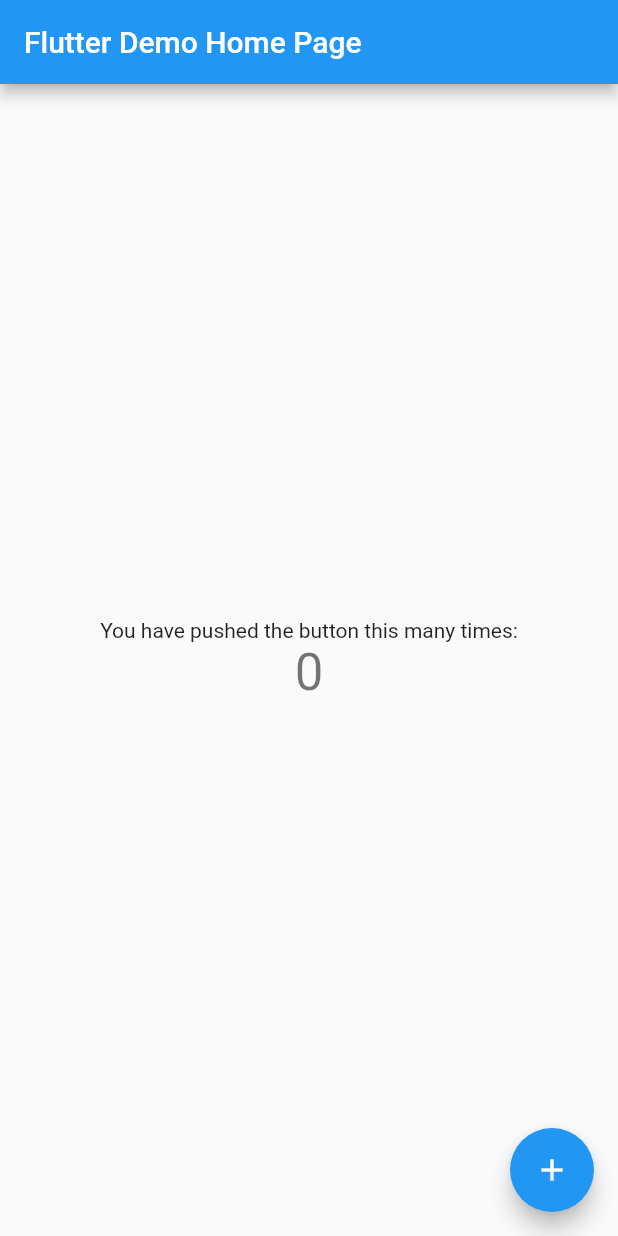
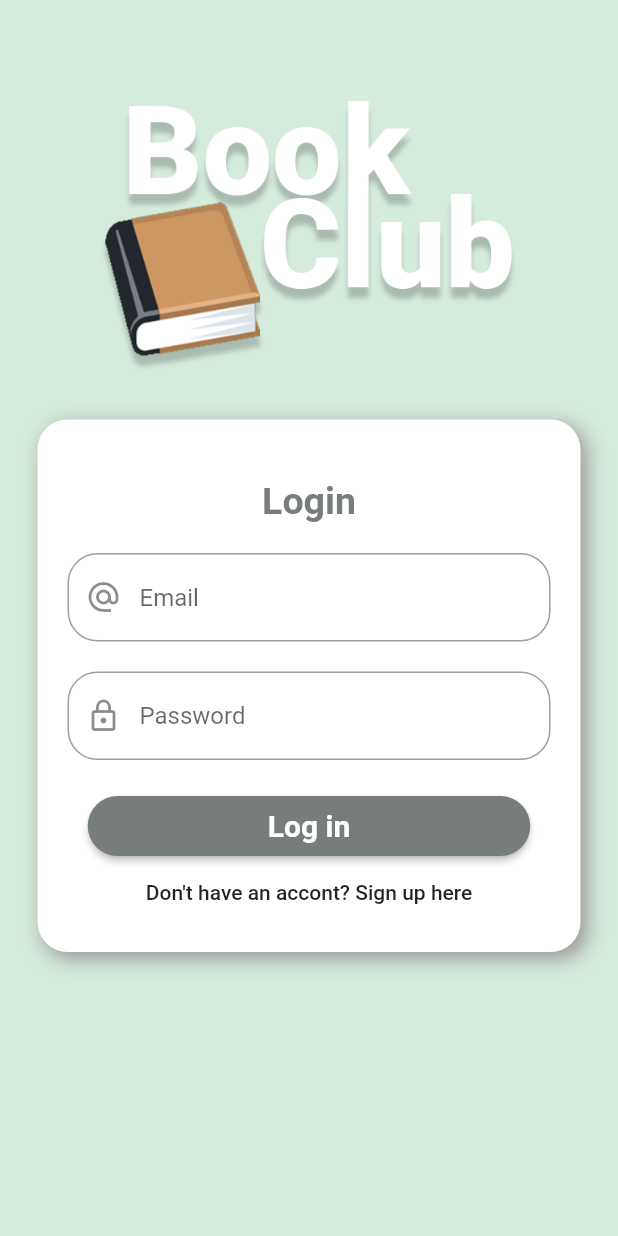
Before and after one commit to prapatn/bookclub, a Flutter app: the screen it shows after launch, on a phone screen of 412 x 824 dp. Run offline on Flutter 3.47's test engine with Material 2 defaults, Android fonts, the phone set to English and light mode, and no system bars; our stand-ins replace firebase_auth, firebase_core; accounts and stored records are empty.

Commit message:
login and register finish

```diff
--- a/bookclub_application/lib/main.dart
+++ b/bookclub_application/lib/main.dart
@@ -1,6 +1,13 @@
+import 'package:bookclub_application/pages/login/login.dart';
+import 'package:bookclub_application/states/currentUser.dart';
+import 'package:bookclub_application/utils/ourTheme.dart';
 import 'package:flutter/material.dart';
+import 'package:firebase_core/firebase_core.dart';
+import 'package:provider/provider.dart';
 
-void main() {
+void main() async {
+  WidgetsFlutterBinding.ensureInitialized();
+  await Firebase.initializeApp();
   runApp(const MyApp());
 }
 
@@ -10,106 +17,14 @@
   // This widget is the root of your application.
   @override
   Widget build(BuildContext context) {
-    return MaterialApp(
-      title: 'Flutter Demo',
-      theme: ThemeData(
-        // This is the theme of your application.
-        //
-        // Try running your application with "flutter run". You'll see the
-        // application has a blue toolbar. Then, without quitting the app, try
-        // changing the primarySwatch below to Colors.green and then invoke
-        // "hot reload" (press "r" in the console where you ran "flutter run",
-        // or simply save your changes to "hot reload" in a Flutter IDE).
-        // Notice that the counter didn't reset back to zero; the application
-        // is not restarted.
-        primarySwatch: Colors.blue,
+    return ChangeNotifierProvider(
+      create: (context)=> CurrentUser(),
+      child: MaterialApp(
+        title: 'Book Club',
+        debugShowCheckedModeBanner: false,
+        theme: OurTheme().buildTheme(),
+        home: OurLogin(),
       ),
-      home: const MyHomePage(title: 'Flutter Demo Home Page'),
     );
   }
 }
-
-class MyHomePage extends StatefulWidget {
-  const MyHomePage({Key? key, required this.title}) : super(key: key);
-
-  // This widget is the home page of your application. It is stateful, meaning
-  // that it has a State object (defined below) that contains fields that affect
-  // how it looks.
-
-  // This class is the configuration for the state. It holds the values (in this
-  // case the title) provided by the parent (in this case the App widget) and
-  // used by the build method of the State. Fields in a Widget subclass are
-  // always marked "final".
-
-  final String title;
-
-  @override
-  State<MyHomePage> createState() => _MyHomePageState();
-}
-
-class _MyHomePageState extends State<MyHomePage> {
-  int _counter = 0;
-
-  void _incrementCounter() {
-    setState(() {
-      // This call to setState tells the Flutter framework that something has
-      // changed in this State, which causes it to rerun the build method below
-      // so that the display can reflect the updated values. If we changed
-      // _counter without calling setState(), then the build method would not be
-      // called again, and so nothing would appear to happen.
-      _counter++;
-    });
-  }
-
-  @override
-  Widget build(BuildContext context) {
-    // This method is rerun every time setState is called, for instance as done
-    // by the _incrementCounter method above.
-    //
-    // The Flutter framework has been optimized to make rerunning build methods
-    // fast, so that you can just rebuild anything that needs updating rather
-    // than having to individually change instances of widgets.
-    return Scaffold(
-      appBar: AppBar(
-        // Here we take the value from the MyHomePage object that was created by
-        // the App.build method, and use it to set our appbar title.
-        title: Text(widget.title),
-      ),
-      body: Center(
-        // Center is a layout widget. It takes a single child and positions it
-        // in the middle of the parent.
-        child: Column(
-          // Column is also a layout widget. It takes a list of children and
-          // arranges them vertically. By default, it sizes itself to fit its
-          // children horizontally, and tries to be as tall as its parent.
-          //
-          // Invoke "debug painting" (press "p" in the console, choose the
-          // "Toggle Debug Paint" action from the Flutter Inspector in Android
-          // Studio, or the "Toggle Debug Paint" command in Visual Studio Code)
-          // to see the wireframe for each widget.
-          //
-          // Column has various properties to control how it sizes itself and
-          // how it positions its children. Here we use mainAxisAlignment to
-          // center the children vertically; the main axis here is the vertical
-          // axis because Columns are vertical (the cross axis would be
-          // horizontal).
-          mainAxisAlignment: MainAxisAlignment.center,
-          children: <Widget>[
-            const Text(
-              'You have pushed the button this many times:',
-            ),
-            Text(
-              '$_counter',
-              style: Theme.of(context).textTheme.headline4,
-            ),
-          ],
-        ),
-      ),
-      floatingActionButton: FloatingActionButton(
-        onPressed: _incrementCounter,
-        tooltip: 'Increment',
-        child: const Icon(Icons.add),
-      ), // This trailing comma makes auto-formatting nicer for build methods.
-    );
-  }
-}
--- /dev/null
+++ b/bookclub_application/lib/pages/login/localwidgets/loginForm.dart
@@ -0,0 +1,107 @@
+// ignore_for_file: file_names
+
+import 'package:bookclub_application/pages/home/home.dart';
+import 'package:bookclub_application/pages/signup/signup.dart';
+import 'package:bookclub_application/states/currentUser.dart';
+import 'package:bookclub_application/widgets/ourContainer.dart';
+import 'package:flutter/material.dart';
+import 'package:provider/provider.dart';
+
+class OurLoginForm extends StatefulWidget {
+  OurLoginForm({Key? key}) : super(key: key);
+
+  @override
+  _OurLoginFormState createState() => _OurLoginFormState();
+}
+
+class _OurLoginFormState extends State<OurLoginForm> {
+  TextEditingController _emailController = TextEditingController();
+  TextEditingController _passwordController = TextEditingController();
+
+  @override
+  Widget build(BuildContext context) {
+    return OurContainer(
+      child: Column(
+        children: <Widget>[
+          Padding(
+            padding: EdgeInsets.symmetric(vertical: 20.0, horizontal: 8.0),
+            child: Text(
+              "Login",
+              style: TextStyle(
+                  color: Theme.of(context).secondaryHeaderColor,
+                  fontSize: 25.0,
+                  fontWeight: FontWeight.bold),
+            ),
+          ),
+          TextFormField(
+              controller: _emailController,
+              decoration: const InputDecoration(
+                prefixIcon: Icon(Icons.alternate_email),
+                hintText: "Email",
+              )),
+          const SizedBox(
+            height: 20.0,
+          ),
+          TextFormField(
+              controller: _passwordController,
+              decoration: const InputDecoration(
+                prefixIcon: Icon(Icons.lock_outline),
+                hintText: "Password",
+              ),
+              obscureText: true),
+          const SizedBox(
+            height: 20.0,
+          ),
+          RaisedButton(
+              child: const Padding(
+                padding: EdgeInsets.symmetric(horizontal: 100),
+                child: Text(
+                  "Log in",
+                  style: TextStyle(
+                      color: Colors.white,
+                      fontWeight: FontWeight.bold,
+                      fontSize: 20.0),
+                ),
+              ),
+              onPressed: () {
+                _loginUser(
+                    _emailController.text, _passwordController.text, context);
+              }),
+          FlatButton(
+            onPressed: () {
+              Navigator.of(context)
+                  .push(MaterialPageRoute(builder: (context) => OurSignUp()));
+            },
+            child: Text("Don't have an accont? Sign up here"),
+            materialTapTargetSize: MaterialTapTargetSize.shrinkWrap,
+          )
+        ],
+      ),
+    );
+  }
+}
+
+void _loginUser(String email, String password, BuildContext context) async {
+  CurrentUser _currentUser = Provider.of<CurrentUser>(context, listen: false);
+  try {
+    if (await _currentUser.loginUser(email, password)) {
+      Navigator.of(context)
+          .push(MaterialPageRoute(builder: (context) => HomePage()));
+    }else{
+      Scaffold.of(context).showSnackBar(const SnackBar(
+        content: Text("Incorect Login info"),
+        duration: Duration(seconds: 3),
+      ));
+    }
+  } catch (e) {
+    print(e);
+  }
+}
+// class OurLoginForm extends StatelessWidget {
+//   OurLoginForm({Key? key}) : super(key: key);
+
+//   @override
+//   Widget build(BuildContext context) {
+
+//   }
+// }
--- /dev/null
+++ b/bookclub_application/lib/pages/login/login.dart
@@ -0,0 +1,33 @@
+import 'package:bookclub_application/pages/login/localwidgets/loginForm.dart';
+import 'package:flutter/material.dart';
+
+class OurLogin extends StatelessWidget {
+  const OurLogin({Key? key}) : super(key: key);
+
+  @override
+  Widget build(BuildContext context) {
+    return Scaffold(
+      body: Row(
+        mainAxisAlignment: MainAxisAlignment.center,
+        children: <Widget>[
+          Expanded(
+              child: Padding(
+            padding: EdgeInsets.all(15),
+            child: ListView(
+              padding: EdgeInsets.all(10),
+              children: <Widget>[
+                Padding(
+                  padding: EdgeInsets.all(20),
+                  child: Image.asset("assets/logo.png"),
+                ),
+                //SizedBox(height: 5.0,),
+
+                OurLoginForm(),
+              ],
+            ),
+          ))
+        ],
+      ),
+    );
+  }
+}
--- /dev/null
+++ b/bookclub_application/lib/states/currentUser.dart
@@ -0,0 +1,52 @@
+// ignore_for_file: file_names
+
+import 'package:firebase_auth/firebase_auth.dart';
+import 'package:flutter/foundation.dart';
+
+class CurrentUser extends ChangeNotifier {
+  String? _uid;
+  String? _email;
+
+  String? get getUid => _uid;
+  String? get getEmail => _email;
+
+  final FirebaseAuth _auth = FirebaseAuth.instance;
+
+  Future<bool> signUpUser(String email, String password) async {
+    bool retVal = false;
+
+    try {
+      UserCredential _authResult = await _auth.createUserWithEmailAndPassword(
+          email: email, password: password);
+
+      if (_authResult.user != null) {
+        retVal = true;
+      }
+    } catch (e) {
+      print(e);
+    }
+
+
+    return retVal;
+  }
+
+  Future<bool> loginUser(String email, String password) async {
+    bool retVal = false;
+
+    try {
+      UserCredential _authResult = await _auth.signInWithEmailAndPassword(
+          email: email, password: password);
+
+      if (_authResult.user != null) {
+        _uid = _authResult.user!.uid;
+        _email = _authResult.user!.email;
+
+        retVal = true;
+      }
+    } catch (e) {
+      print(e);
+    }
+
+    return retVal;
+  }
+}
--- /dev/null
+++ b/bookclub_application/lib/utils/ourTheme.dart
@@ -0,0 +1,33 @@
+// ignore_for_file: file_names
+
+import 'package:flutter/material.dart';
+
+class OurTheme {
+  final Color _lightGreen = const Color.fromARGB(255, 213, 235, 220);
+  final Color _lightGrey = const Color.fromARGB(255, 164, 164, 164);
+  final Color _darkGrey = const Color.fromARGB(255, 119, 124, 125);
+  ThemeData buildTheme() {
+    return ThemeData(
+        canvasColor: _lightGreen,
+        primaryColor: _lightGreen,
+        accentColor: _lightGrey,
+        secondaryHeaderColor: _darkGrey,
+        highlightColor: _lightGrey,
+        inputDecorationTheme: InputDecorationTheme(
+          border: OutlineInputBorder(
+              borderRadius: BorderRadius.circular(20.0),
+              borderSide: BorderSide(color: _lightGrey)),
+          focusedBorder: OutlineInputBorder(
+              borderRadius: BorderRadius.circular(20.0),
+              borderSide: BorderSide(color: _lightGreen)),
+        ),
+        buttonTheme: ButtonThemeData(
+            buttonColor: _darkGrey,
+            padding: EdgeInsets.symmetric(horizontal: 20.0),
+            minWidth: 200,
+            height: 40.0,
+            shape: RoundedRectangleBorder(
+              borderRadius: BorderRadius.circular(20.0),
+            )));
+  }
+}
--- /dev/null
+++ b/bookclub_application/lib/widgets/ourContainer.dart
@@ -0,0 +1,28 @@
+// ignore_for_file: file_names
+
+import 'package:flutter/material.dart';
+
+class OurContainer extends StatelessWidget {
+  final Widget child;
+  const OurContainer({ Key? key, required this.child }) : super(key: key);
+  @override
+  Widget build(BuildContext context) {
+    return Container(
+      padding: EdgeInsets.all(20.0),
+      decoration: BoxDecoration(
+        color: Colors.white,
+        borderRadius: BorderRadius.circular(20.0),
+        boxShadow: const [
+          BoxShadow(
+            color: Colors.grey,
+            blurRadius: 10.0,
+            spreadRadius: 1.0,
+            offset:Offset(4.0,4.0,)
+
+          )
+        ]
+      ),
+      child: child,
+    );
+  }
+}
```
Also changed, not shown: bookclub_application/lib/pages/home/home.dart (added, +14 -0 lines), bookclub_application/lib/pages/signup/localwidgets/signupForm.dart (added, +127 -0 lines), bookclub_application/lib/pages/signup/signup.dart (added, +37 -0 lines), bookclub_application/pubspec.yaml (+7 -3 lines), bookclub_application/assets/google_logo.png (added), bookclub_application/assets/logo.png (added), bookclub_application/pubspec.lock, 3 other files.
